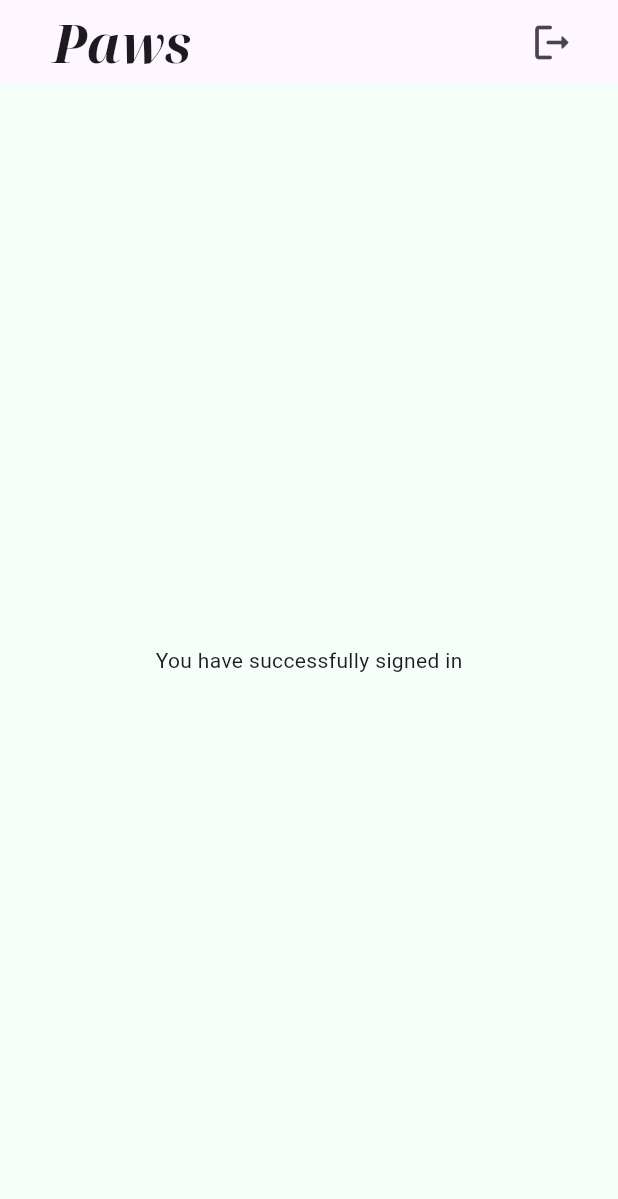
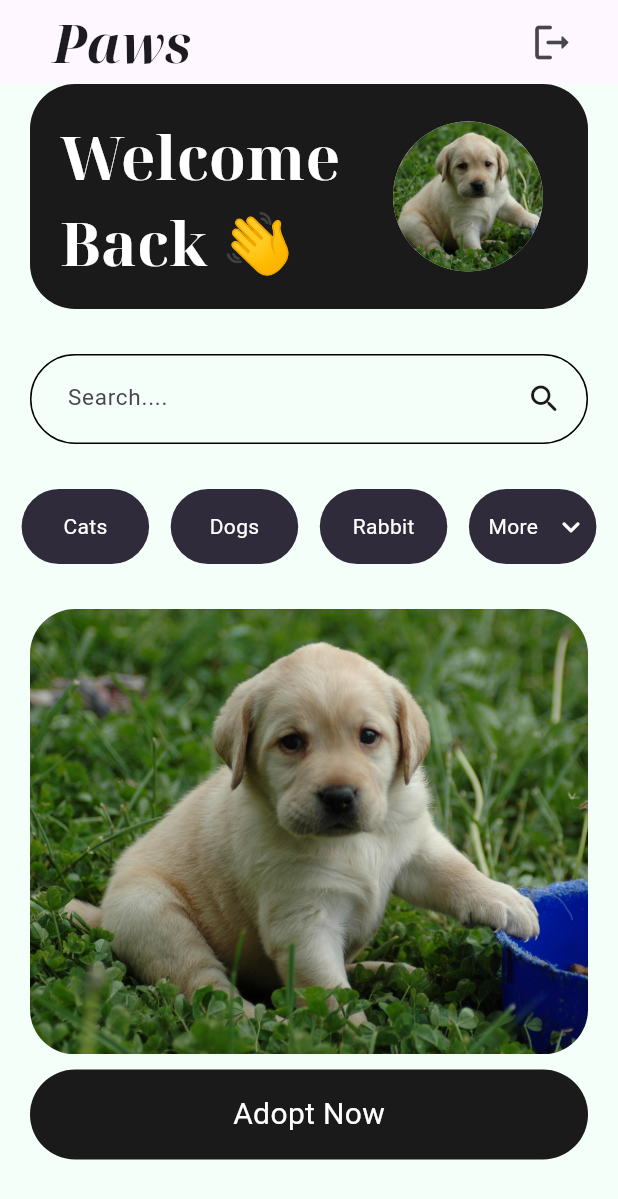
Before and after one commit to tejas-su/paws, a Flutter app: the AuthPage screen opened directly, on a phone screen of 412 x 824 dp. Shown: the top 1199 px of the screen. Run offline on Flutter 3.47's test engine with Material 3 defaults, Android fonts, the phone set to English and light mode, and no system bars; our stand-ins replace carousel_slider, firebase_auth, firebase_core, google_fonts, lottie; accounts and stored records are empty; generated files the repository leaves out were written again.

Commit message:
HomePage Added

```diff
--- a/lib/auth/auth.dart
+++ b/lib/auth/auth.dart
@@ -14,7 +14,7 @@ class AuthPage extends StatelessWidget {
           stream: FirebaseAuth.instance.authStateChanges(),
           builder: (context, snapshot) {
             if (snapshot.hasData) {
-              return const HomePage();
+              return HomePage();
             } else {
               return const LoginPage();
             }
--- a/lib/pages/home_page.dart
+++ b/lib/pages/home_page.dart
@@ -1,12 +1,18 @@
 import 'package:firebase_auth/firebase_auth.dart';
 import 'package:flutter/material.dart';
 import 'package:google_fonts/google_fonts.dart';
+import 'package:paws/themes/themes.dart';
+import 'package:paws/widgets/cta_buton.dart';
+import 'package:paws/widgets/tabs_4.dart';
+import 'package:paws/widgets/text_button_login.dart';
 
 class HomePage extends StatelessWidget {
-  const HomePage({super.key});
+  HomePage({super.key});
   void logOut() {
     FirebaseAuth.instance.signOut();
   }
+
+  final TextEditingController controller = TextEditingController();
 
   @override
   Widget build(BuildContext context) {
@@ -33,9 +39,74 @@ class HomePage extends StatelessWidget {
             )
           ],
         ),
-      body: const Center(
-        child: Text('You have successfully signed in'),
+        body: SingleChildScrollView(
+          child: Column(
+            children: [
+              Padding(
+                padding: const EdgeInsets.only(left: 20.0, right: 20.0),
+                child: Container(
+                  height: 150,
+                  width: 380,
+                  decoration: const BoxDecoration(
+                      color: black,
+                      borderRadius: BorderRadius.all(Radius.circular(30))),
+                  child: Padding(
+                    padding: const EdgeInsets.all(20.0),
+                    child: Row(
+                      mainAxisAlignment: MainAxisAlignment.spaceBetween,
+                      children: [
+                        Text(
+                          'Welcome\nBack 👋',
+                          style: GoogleFonts.notoSerifDisplay(
+                              fontSize: 40,
+                              color: Colors.white,
+                              fontWeight: FontWeight.bold),
                         ),
-    );
+                        const Padding(
+                          padding: EdgeInsets.only(right: 10.0),
+                          child: CircleAvatar(
+                            radius: 50,
+                            foregroundImage:
+                                AssetImage('assets/images/dog1.jpeg'),
+                          ),
+                        ),
+                      ],
+                    ),
+                  ),
+                ),
+              ),
+              const SizedBox(
+                height: 30,
+              ),
+              LoginBtn1(
+                controller: controller,
+                hintText: 'Search....',
+                obscureText: false,
+                icon: const Icon(Icons.search_rounded),
+              ),
+              const SizedBox(
+                height: 30,
+              ),
+              const Tabs4(
+                  tab1: 'Cats', tab2: 'Dogs', tab3: 'Rabbit', tab4: 'More'),
+              const SizedBox(
+                height: 30,
+              ),
+              Padding(
+                padding: const EdgeInsets.only(left: 20, right: 20),
+                child: ClipRRect(
+                  borderRadius: const BorderRadius.all(Radius.circular(30)),
+                  child: Image.asset(
+                    'assets/images/dog1.jpeg',
+                  ),
+                ),
+              ),
+              const SizedBox(
+                height: 10,
+              ),
+              CTAButton(text: 'Adopt Now', onTap: () {})
+            ],
+          ),
+        ));
   }
 }
--- a/lib/themes/themes.dart
+++ b/lib/themes/themes.dart
@@ -3,3 +3,4 @@ import 'dart:ui';
 const black = Color.fromRGBO(26, 26, 26, 1);
 const grey = Color.fromRGBO(125, 125, 125, 1);
 const white = Color.fromRGBO(245, 255, 250, 1);
+const containerColor = Color.fromRGBO(47, 43, 58, 1);
--- /dev/null
+++ b/lib/widgets/custom_card.dart
@@ -0,0 +1,37 @@
+import 'package:flutter/material.dart';
+import '../themes/themes.dart';
+
+class CustomCard extends StatelessWidget {
+  const CustomCard(
+      {super.key,
+      this.radius = 35,
+      this.color = containerColor,
+      this.height = 340,
+      required this.child,
+      this.width,
+      this.right = 20,
+      this.left = 20});
+  final double radius;
+  final Color? color;
+  final double right;
+  final double left;
+  final double height;
+  final double? width;
+  final Widget? child;
+
+  @override
+  Widget build(BuildContext context) {
+    return Padding(
+      padding: EdgeInsets.only(right: right, left: left),
+      child: Container(
+        width: width,
+        height: height,
+        decoration: BoxDecoration(
+          borderRadius: BorderRadius.all(Radius.circular(radius)),
+          color: color,
+        ),
+        child: child,
+      ),
+    );
+  }
+}
--- /dev/null
+++ b/lib/widgets/tabs_4.dart
@@ -0,0 +1,78 @@
+import 'package:flutter/material.dart';
+
+import 'custom_card.dart';
+
+class Tabs4 extends StatelessWidget {
+  const Tabs4(
+      {super.key,
+      required this.tab1,
+      required this.tab2,
+      required this.tab3,
+      required this.tab4});
+  final String tab1;
+  final String tab2;
+  final String tab3;
+  final String tab4;
+  @override
+  Widget build(BuildContext context) {
+    return Row(
+      mainAxisAlignment: MainAxisAlignment.spaceEvenly,
+      children: [
+        CustomCard(
+            left: 0,
+            right: 0,
+            width: 85,
+            height: 50,
+            child: Center(
+                child: Text(
+              tab1,
+              style: const TextStyle(color: Colors.white),
+            ))),
+        CustomCard(
+            left: 0,
+            right: 0,
+            width: 85,
+            height: 50,
+            child: Center(
+                child: Text(
+              tab2,
+              style: const TextStyle(color: Colors.white),
+            ))),
+        CustomCard(
+            left: 0,
+            right: 0,
+            width: 85,
+            height: 50,
+            child: Center(
+                child: Text(
+              tab3,
+              style: const TextStyle(color: Colors.white),
+            ))),
+        CustomCard(
+          left: 0,
+          right: 0,
+          width: 85,
+          height: 50,
+          child: Center(
+            child: Row(
+              mainAxisAlignment: MainAxisAlignment.spaceAround,
+              children: [
+                Padding(
+                  padding: const EdgeInsets.only(left: 8.0),
+                  child: Text(
+                    tab4,
+                    style: const TextStyle(color: Colors.white),
+                  ),
+                ),
+                const Icon(
+                  Icons.expand_more_rounded,
+                  color: Colors.white,
+                )
+              ],
+            ),
+          ),
+        ),
+      ],
+    );
+  }
+}
--- a/pubspec.yaml
+++ b/pubspec.yaml
@@ -32,8 +32,8 @@ dependencies:
     sdk: flutter
   google_fonts:
   lottie:
-  dots_indicator:
   carousel_slider:
+  flutter_screenutil:
 
 
   # The following adds the Cupertino Icons font to your application.
```
Also changed, not shown: assets/images/dog1.jpeg (added), pubspec.lock. Lines whose indentation alone changed are shown as unchanged.
